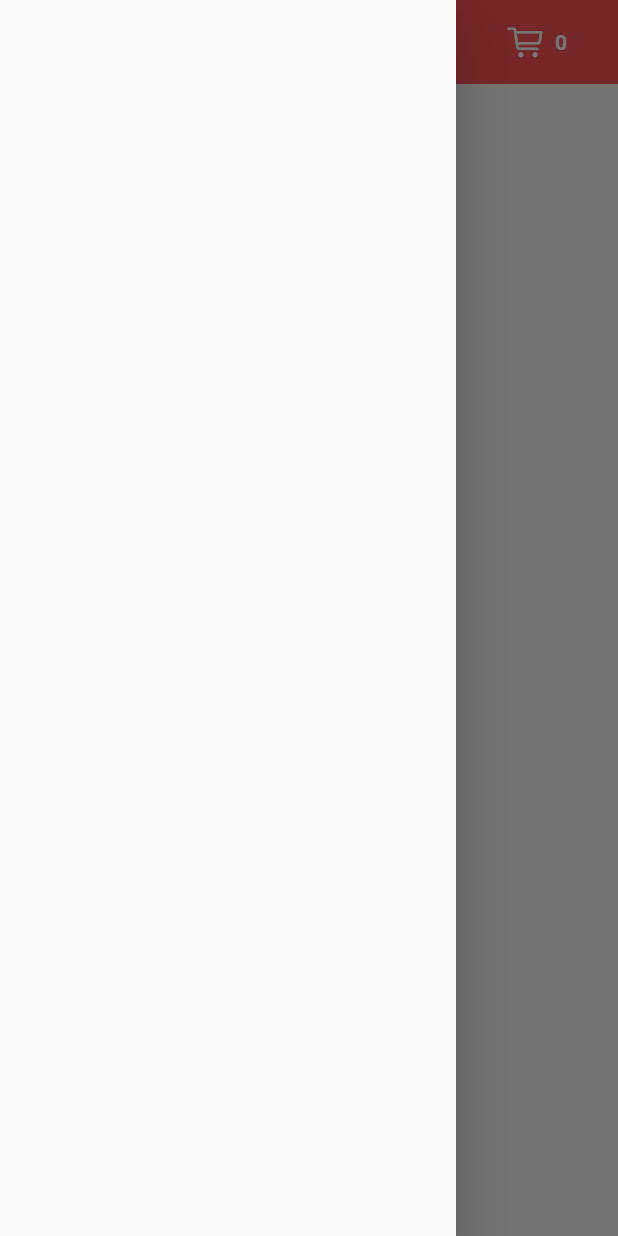
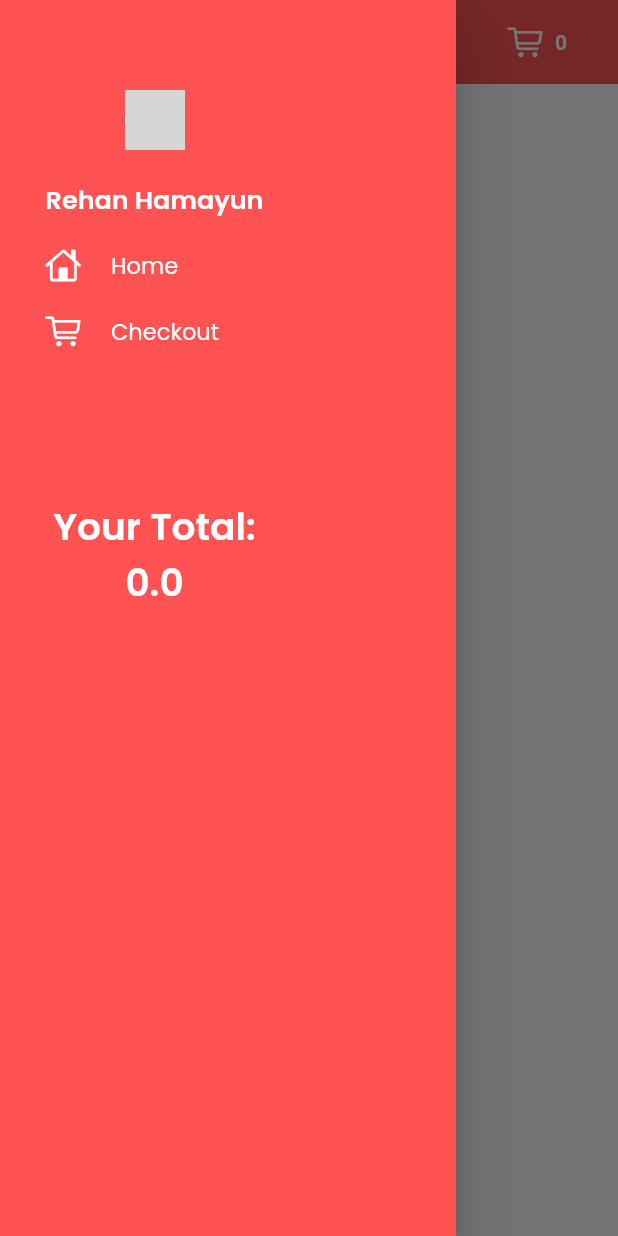
Before and after one commit to rehanhamayun/api_products_ecommerce_flutter, a Flutter app: the screen it shows after launch, with the side drawer open, on a phone screen of 412 x 824 dp. Run offline on Flutter 3.47's test engine with Material 2 defaults, Android fonts, the phone set to English and light mode, and no system bars; our stand-ins replace get, google_fonts; network calls fail; grey boxes are pictures that could not be loaded.

Commit message:
checkout

```diff
--- a/lib/view/home_page.dart
+++ b/lib/view/home_page.dart
@@ -1,7 +1,8 @@
 import 'package:flutter/cupertino.dart';
 import 'package:flutter/material.dart';
-import 'package:get/instance_manager.dart';
+//import 'package:get/instance_manager.dart';
 import 'package:getx_ecommerce/controller/product_controller.dart';
+import 'package:getx_ecommerce/view/total_amount.dart';
 import 'package:google_fonts/google_fonts.dart';
 import 'package:get/get.dart';
 
@@ -53,7 +54,106 @@ class Homepage extends StatelessWidget {
         ],
       ),
       // Drawer design
-      drawer: Drawer(),
+      drawer: Drawer(
+        backgroundColor: Colors.redAccent,
+        child: Padding(
+          padding: const EdgeInsets.fromLTRB(30, 60, 0, 0),
+          child: Container(
+            child: Padding(
+              padding: const EdgeInsets.only(right: 128.0),
+              child: Column(
+                mainAxisAlignment: MainAxisAlignment.start,
+                children: [
+                  CircleAvatar(
+                    backgroundImage: NetworkImage(
+                        "https://mir-s3-cdn-cf.behance.net/user/276/d33182930303257.608e93bbc497d.jpg"),
+                  ),
+                  SizedBox(
+                    height: 20,
+                  ),
+                  Text(
+                    "Rehan Hamayun",
+                    style: GoogleFonts.poppins(
+                        color: Colors.white,
+                        fontSize: 17,
+                        fontWeight: FontWeight.w600),
+                  ),
+                  SizedBox(
+                    height: 20,
+                  ),
+                  Row(
+                    mainAxisAlignment: MainAxisAlignment.start,
+                    children: [
+                      Icon(
+                        CupertinoIcons.home,
+                        color: Colors.white,
+                      ),
+                      SizedBox(
+                        width: 20,
+                      ),
+                      Text(
+                        "Home",
+                        style: GoogleFonts.poppins(
+                          color: Colors.white,
+                          fontSize: 15,
+                        ),
+                      ),
+                    ],
+                  ),
+                  SizedBox(
+                    height: 20,
+                  ),
+                  InkWell(
+                    onTap: () {
+                      Get.to(() => TotalAmount());
+                    },
+                    child: Container(
+                      child: Row(
+                        mainAxisAlignment: MainAxisAlignment.start,
+                        children: [
+                          Icon(
+                            CupertinoIcons.cart,
+                            color: Colors.white,
+                          ),
+                          SizedBox(
+                            width: 20,
+                          ),
+                          Text(
+                            "Checkout ",
+                            style: GoogleFonts.poppins(
+                              color: Colors.white,
+                              fontSize: 15,
+                            ),
+                          ),
+                        ],
+                      ),
+                    ),
+                  ),
+                  SizedBox(
+                    height: 100,
+                  ),
+                  Text(
+                    "Your Total:",
+                    style: GoogleFonts.poppins(
+                        color: Colors.white,
+                        fontSize: 25,
+                        fontWeight: FontWeight.w600),
+                  ),
+                  GetX<ProductController>(builder: ((controller) {
+                    return Text(
+                      productController.totalPrice.toString(),
+                      style: GoogleFonts.poppins(
+                          color: Colors.white,
+                          fontSize: 25,
+                          fontWeight: FontWeight.w600),
+                    );
+                  }))
+                ],
+              ),
+            ),
+          ),
+        ),
+      ),
       // Screen Designing
 
       body: Container(
```
Also changed, not shown: lib/view/total_amount.dart (added, +47 -0 lines).
